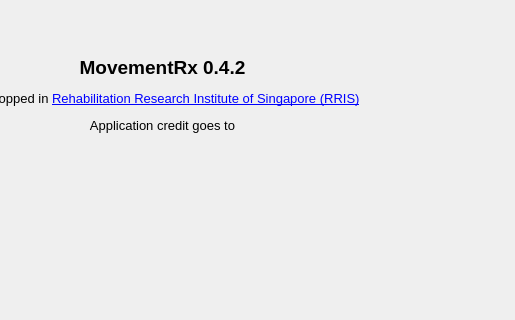
This is spmclient/ui/gui/xml/ui_about_dialogue.ui in aalhossary/MovementRx as Qt 5 draws it before an edit; both pictures show x 190 to 705 and y 0 to 320 of the 705 by 539 pixel window. The edited form follows.
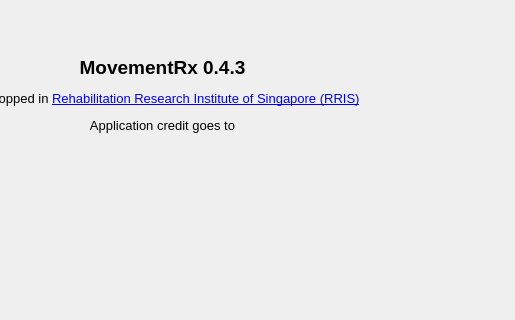
This is the edited form. Icons and pictures are not drawn.

Patch:
```diff
--- a/spmclient/ui/gui/xml/ui_about_dialogue.ui
+++ b/spmclient/ui/gui/xml/ui_about_dialogue.ui
@@ -17,7 +17,7 @@
    <item row="0" column="0" colspan="2">
     <widget class="QLabel" name="label">
      <property name="text">
-      <string>&lt;html&gt;&lt;head/&gt;&lt;body&gt;&lt;p align=&quot;center&quot;&gt;&lt;span style=&quot; font-size:14pt; font-weight:600;&quot;&gt;MovementRx 0.4.2&lt;/span&gt;&lt;/p&gt;&lt;p align=&quot;center&quot;&gt;&lt;span style=&quot; font-size:10pt;&quot;&gt;Developped in &lt;/span&gt;&lt;a href=&quot;http://rris.ntu.edu.sg/&quot;&gt;&lt;span style=&quot; font-size:10pt; text-decoration: underline; color:#0000ff;&quot;&gt;Rehabilitation Research Institute of Singapore (RRIS)&lt;/span&gt;&lt;/a&gt;&lt;/p&gt;&lt;p align=&quot;center&quot;&gt;&lt;span style=&quot; font-size:10pt;&quot;&gt;Application credit goes to&lt;/span&gt;&lt;/p&gt;&lt;/body&gt;&lt;/html&gt;</string>
+      <string>&lt;html&gt;&lt;head/&gt;&lt;body&gt;&lt;p align=&quot;center&quot;&gt;&lt;span style=&quot; font-size:14pt; font-weight:600;&quot;&gt;MovementRx 0.4.3&lt;/span&gt;&lt;/p&gt;&lt;p align=&quot;center&quot;&gt;&lt;span style=&quot; font-size:10pt;&quot;&gt;Developped in &lt;/span&gt;&lt;a href=&quot;http://rris.ntu.edu.sg/&quot;&gt;&lt;span style=&quot; font-size:10pt; text-decoration: underline; color:#0000ff;&quot;&gt;Rehabilitation Research Institute of Singapore (RRIS)&lt;/span&gt;&lt;/a&gt;&lt;/p&gt;&lt;p align=&quot;center&quot;&gt;&lt;span style=&quot; font-size:10pt;&quot;&gt;Application credit goes to&lt;/span&gt;&lt;/p&gt;&lt;/body&gt;&lt;/html&gt;</string>
      </property>
     </widget>
    </item>
```
